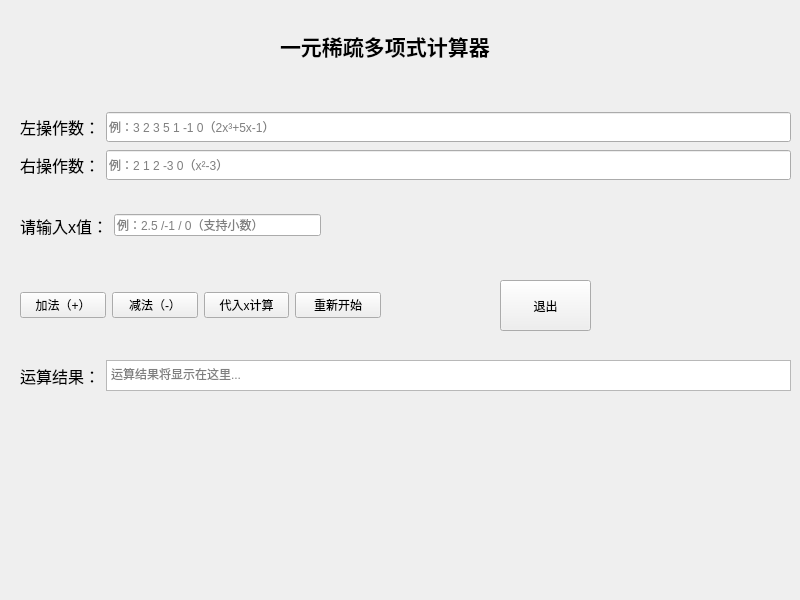
Above: widget.ui from goblin-zy/calculator before the change. Below: the same form after it.
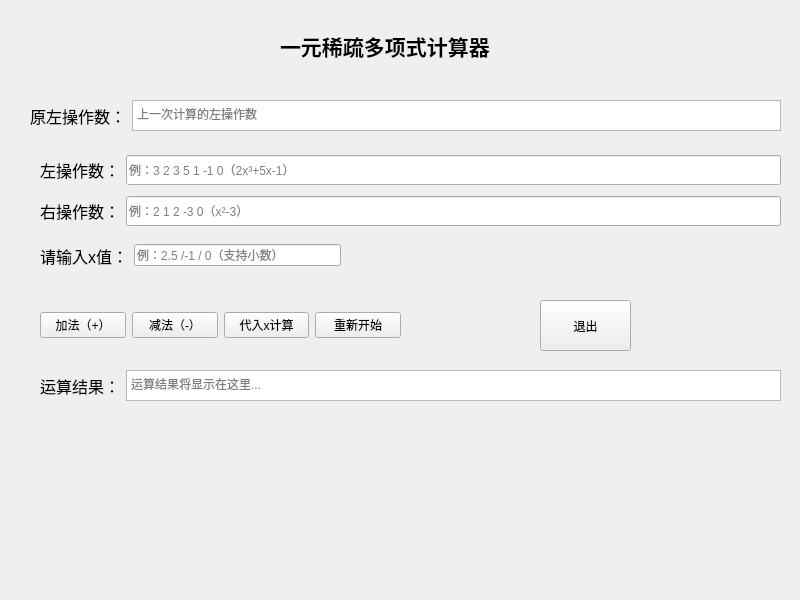
That is the form after the change.

```diff
--- a/widget.ui
+++ b/widget.ui
@@ -16,8 +16,8 @@
   <widget class="QPushButton" name="btnQuit">
    <property name="geometry">
     <rect>
-     <x>500</x>
-     <y>280</y>
+     <x>540</x>
+     <y>300</y>
      <width>91</width>
      <height>51</height>
     </rect>
@@ -46,11 +46,11 @@
     <string>一元稀疏多项式计算器</string>
    </property>
   </widget>
-  <widget class="QWidget" name="">
+  <widget class="QWidget" name="layoutWidget">
    <property name="geometry">
     <rect>
-     <x>20</x>
-     <y>210</y>
+     <x>40</x>
+     <y>240</y>
      <width>301</width>
      <height>31</height>
     </rect>
@@ -80,12 +80,12 @@
     </item>
    </layout>
   </widget>
-  <widget class="QWidget" name="">
+  <widget class="QWidget" name="layoutWidget">
    <property name="geometry">
     <rect>
-     <x>20</x>
-     <y>360</y>
-     <width>771</width>
+     <x>40</x>
+     <y>370</y>
+     <width>741</width>
      <height>31</height>
     </rect>
    </property>
@@ -114,13 +114,90 @@
     </item>
    </layout>
   </widget>
+  <widget class="QWidget" name="layoutWidget">
+   <property name="geometry">
+    <rect>
+     <x>40</x>
+     <y>300</y>
+     <width>361</width>
+     <height>51</height>
+    </rect>
+   </property>
+   <layout class="QHBoxLayout" name="horizontalLayout_5">
+    <item>
+     <widget class="QPushButton" name="btnAdd">
+      <property name="text">
+       <string>加法（+）</string>
+      </property>
+     </widget>
+    </item>
+    <item>
+     <widget class="QPushButton" name="btnSub">
+      <property name="text">
+       <string>减法（-）</string>
+      </property>
+     </widget>
+    </item>
+    <item>
+     <widget class="QPushButton" name="btnCalcX">
+      <property name="text">
+       <string>代入x计算</string>
+      </property>
+     </widget>
+    </item>
+    <item>
+     <widget class="QPushButton" name="btnReset">
+      <property name="text">
+       <string>重新开始</string>
+      </property>
+     </widget>
+    </item>
+   </layout>
+  </widget>
   <widget class="QWidget" name="">
    <property name="geometry">
     <rect>
-     <x>20</x>
-     <y>110</y>
-     <width>771</width>
-     <height>72</height>
+     <x>30</x>
+     <y>100</y>
+     <width>751</width>
+     <height>31</height>
+    </rect>
+   </property>
+   <layout class="QHBoxLayout" name="horizontalLayout_6">
+    <item>
+     <widget class="QLabel" name="labLeftHistory">
+      <property name="font">
+       <font>
+        <pointsize>12</pointsize>
+       </font>
+      </property>
+      <property name="text">
+       <string>原左操作数：</string>
+      </property>
+     </widget>
+    </item>
+    <item>
+     <widget class="QTextEdit" name="teCurrentLeft">
+      <property name="lineWrapMode">
+       <enum>QTextEdit::LineWrapMode::NoWrap</enum>
+      </property>
+      <property name="readOnly">
+       <bool>true</bool>
+      </property>
+      <property name="placeholderText">
+       <string>上一次计算的左操作数</string>
+      </property>
+     </widget>
+    </item>
+   </layout>
+  </widget>
+  <widget class="QWidget" name="">
+   <property name="geometry">
+    <rect>
+     <x>40</x>
+     <y>150</y>
+     <width>741</width>
+     <height>81</height>
     </rect>
    </property>
    <layout class="QVBoxLayout" name="verticalLayout">
@@ -190,46 +267,6 @@
     </item>
    </layout>
   </widget>
-  <widget class="QWidget" name="">
-   <property name="geometry">
-    <rect>
-     <x>20</x>
-     <y>280</y>
-     <width>361</width>
-     <height>51</height>
-    </rect>
-   </property>
-   <layout class="QHBoxLayout" name="horizontalLayout_5">
-    <item>
-     <widget class="QPushButton" name="btnAdd">
-      <property name="text">
-       <string>加法（+）</string>
-      </property>
-     </widget>
-    </item>
-    <item>
-     <widget class="QPushButton" name="btnSub">
-      <property name="text">
-       <string>减法（-）</string>
-      </property>
-     </widget>
-    </item>
-    <item>
-     <widget class="QPushButton" name="btnCalcX">
-      <property name="text">
-       <string>代入x计算</string>
-      </property>
-     </widget>
-    </item>
-    <item>
-     <widget class="QPushButton" name="btnReset">
-      <property name="text">
-       <string>重新开始</string>
-      </property>
-     </widget>
-    </item>
-   </layout>
-  </widget>
  </widget>
  <resources/>
  <connections/>
```
